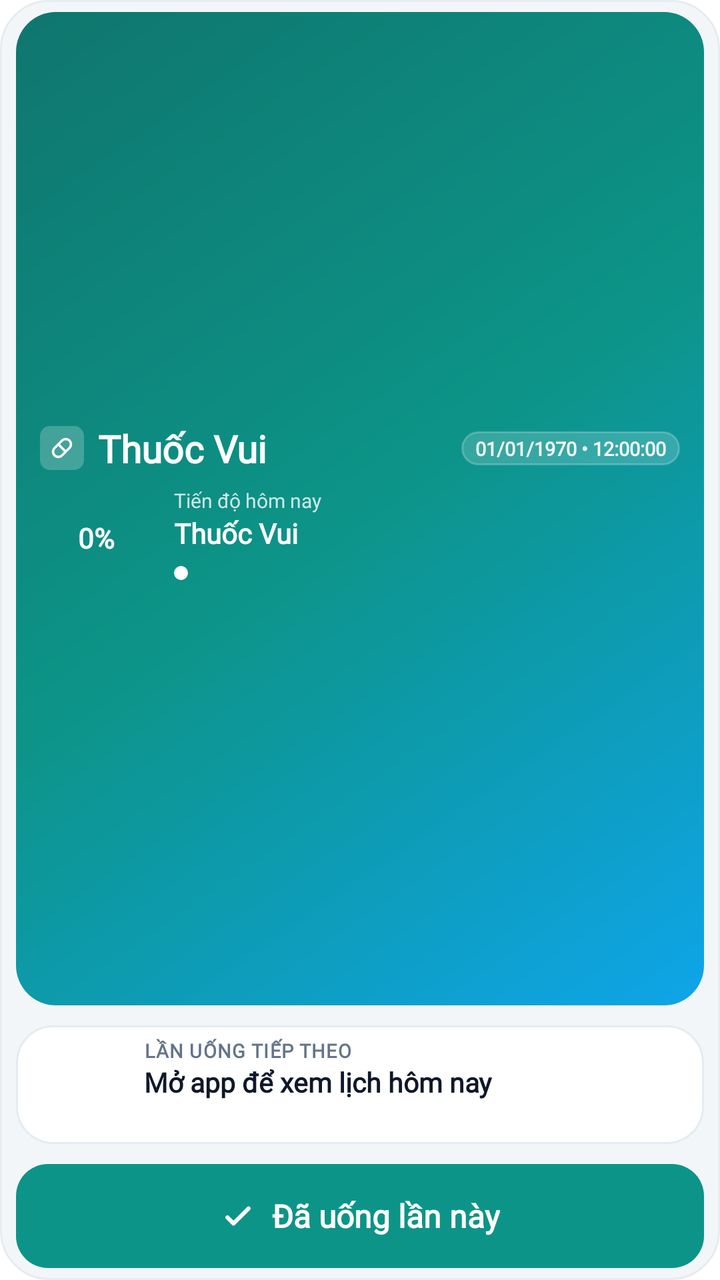
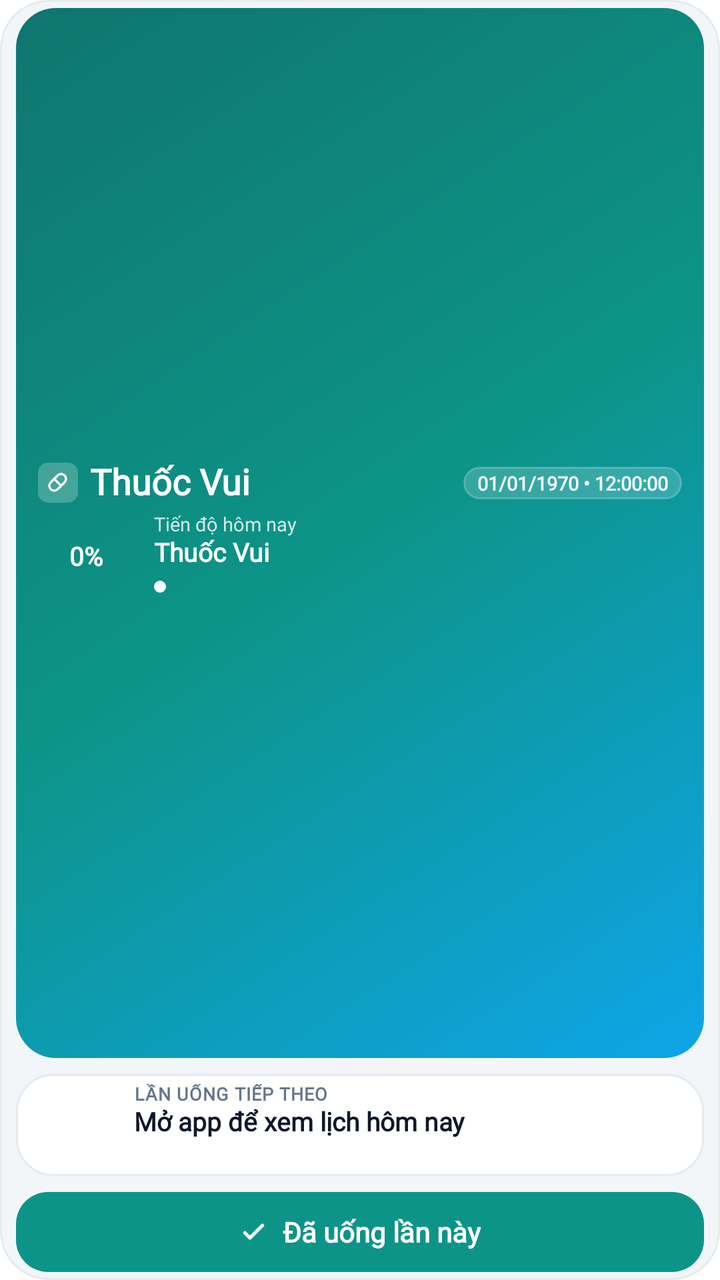

The first picture is an Android layout as it rendered before a commit; the second is the same layout after the commit. The layout source and the unified diff follow.
<!-- AndroidManifest.xml: fallback theme Theme.MaterialComponents.DayNight.NoActionBar -->
<!-- res/layout/thuoc_vui_widget.xml -->
<?xml version="1.0" encoding="utf-8"?>
<LinearLayout xmlns:android="http://schemas.android.com/apk/res/android"
    android:id="@+id/widget_container"
    android:layout_width="match_parent"
    android:layout_height="match_parent"
    android:layout_margin="0dp"
    android:orientation="vertical"
    android:background="@drawable/widget_background"
    android:paddingHorizontal="8dp"
    android:paddingVertical="6dp">

    
    <FrameLayout
        android:id="@+id/widget_hero_card"
        android:layout_width="match_parent"
        android:layout_height="0dp"
        android:layout_weight="1"
        android:layout_marginBottom="10dp">

        <ImageView
            android:id="@+id/widget_hero_bg"
            android:layout_width="match_parent"
            android:layout_height="match_parent"
            android:importantForAccessibility="no"
            android:scaleType="fitXY"
            android:src="@drawable/widget_hero_mask" />

        <LinearLayout
            android:layout_width="match_parent"
            android:layout_height="match_parent"
            android:orientation="vertical"
            android:gravity="center_vertical"
            android:paddingHorizontal="12dp"
            android:paddingVertical="7dp">

            
            <LinearLayout
                android:layout_width="match_parent"
                android:layout_height="wrap_content"
                android:layout_marginBottom="4dp"
                android:orientation="horizontal"
                android:gravity="center_vertical">

                <FrameLayout
                    android:layout_width="22dp"
                    android:layout_height="22dp"
                    android:background="@drawable/widget_hero_logo_bg">

                    <ImageView
                        android:id="@+id/widget_pill"
                        android:layout_width="14dp"
                        android:layout_height="14dp"
                        android:layout_gravity="center"
                        android:importantForAccessibility="no"
                        android:src="@drawable/widget_ic_capsule" />
                </FrameLayout>

                <TextView
                    android:id="@+id/widget_title"
                    android:fontFamily="@font/be_vietnam_pro"
                    android:layout_width="0dp"
                    android:layout_weight="1"
                    android:layout_height="wrap_content"
                    android:layout_marginStart="7dp"
                    android:layout_marginEnd="6dp"
                    android:maxLines="1"
                    android:ellipsize="end"
                    android:text="Thuốc Vui"
                    android:textSize="19sp"
                    android:textStyle="bold"
                    android:textColor="#FFFFFF" />

                <TextClock
                    android:id="@+id/widget_datetime"
                    android:fontFamily="@font/be_vietnam_pro"
                    android:layout_width="wrap_content"
                    android:layout_height="wrap_content"
                    android:background="@drawable/widget_hero_clock_bg"
                    android:paddingHorizontal="7dp"
                    android:paddingVertical="2dp"
                    android:singleLine="true"
                    android:textSize="9.5sp"
                    android:textStyle="bold"
                    android:textColor="#F5FFFFFF"
                    android:format24Hour="dd/MM/yyyy • HH:mm:ss"
                    android:format12Hour="dd/MM/yyyy • hh:mm:ss" />
            </LinearLayout>

            
            <LinearLayout
                android:layout_width="match_parent"
                android:layout_height="wrap_content"
                android:orientation="horizontal"
                android:gravity="center_vertical">

                <FrameLayout
                    android:layout_width="56dp"
                    android:layout_height="56dp">

                    <ImageView
                        android:id="@+id/widget_progress_ring"
                        android:layout_width="match_parent"
                        android:layout_height="match_parent"
                        android:importantForAccessibility="no"
                        android:scaleType="fitCenter" />

                    <TextView
                        android:id="@+id/widget_ring_pct"
                        android:fontFamily="@font/be_vietnam_pro"
                        android:layout_width="match_parent"
                        android:layout_height="match_parent"
                        android:gravity="center"
                        android:maxLines="1"
                        android:text="0%"
                        android:textSize="14sp"
                        android:textStyle="bold"
                        android:textColor="#FFFFFF" />
                </FrameLayout>

                <LinearLayout
                    android:layout_width="0dp"
                    android:layout_weight="1"
                    android:layout_height="wrap_content"
                    android:layout_marginStart="11dp"
                    android:orientation="vertical">

                    <TextView
                        android:id="@+id/widget_hero_kicker"
                        android:fontFamily="@font/be_vietnam_pro"
                        android:layout_width="match_parent"
                        android:layout_height="wrap_content"
                        android:maxLines="1"
                        android:text="Tiến độ hôm nay"
                        android:textSize="10sp"
                        android:textColor="#CCFFFFFF" />

                    <TextView
                        android:id="@+id/widget_progress"
                        android:fontFamily="@font/be_vietnam_pro"
                        android:layout_width="match_parent"
                        android:layout_height="wrap_content"
                        android:maxLines="1"
                        android:ellipsize="end"
                        android:text="Thuốc Vui"
                        android:textSize="14sp"
                        android:textStyle="bold"
                        android:textColor="#FFFFFF" />

                    <LinearLayout
                        android:layout_width="match_parent"
                        android:layout_height="wrap_content"
                        android:layout_marginTop="2dp"
                        android:orientation="horizontal"
                        android:gravity="top">

                        <ImageView
                            android:id="@+id/widget_status_dot"
                            android:layout_width="7dp"
                            android:layout_height="7dp"
                            android:layout_marginTop="5dp"
                            android:layout_marginEnd="6dp"
                            android:importantForAccessibility="no"
                            android:src="@drawable/widget_status_dot" />

                        <TextView
                            android:id="@+id/widget_pip"
                            android:fontFamily="@font/be_vietnam_pro"
                            android:layout_width="0dp"
                            android:layout_weight="1"
                            android:layout_height="wrap_content"
                            android:maxLines="3"
                            android:ellipsize="end"
                            android:lineSpacingExtra="1dp"
                            android:textSize="12sp"
                            android:textColor="#F0FFFFFF" />
                    </LinearLayout>
                </LinearLayout>
            </LinearLayout>
        </LinearLayout>
    </FrameLayout>

    
    <LinearLayout
        android:id="@+id/widget_next_card"
        android:layout_width="match_parent"
        android:layout_height="wrap_content"
        android:layout_marginBottom="10dp"
        android:orientation="horizontal"
        android:gravity="center_vertical"
        android:background="@drawable/next_card_light"
        android:paddingHorizontal="10dp"
        android:paddingVertical="6dp">

        
        <FrameLayout
            android:id="@+id/widget_shape_box"
            android:layout_width="44dp"
            android:layout_height="44dp"
            android:layout_marginEnd="10dp">

            <ImageView
                android:id="@+id/widget_shape_box_bg"
                android:layout_width="match_parent"
                android:layout_height="match_parent"
                android:importantForAccessibility="no"
                android:scaleType="fitXY"
                android:src="@drawable/widget_shape_box_bg" />

            <ImageView
                android:id="@+id/widget_shape_icon"
                android:layout_width="24dp"
                android:layout_height="24dp"
                android:layout_gravity="center"
                android:importantForAccessibility="no"
                android:src="@drawable/widget_ic_capsule" />
        </FrameLayout>

        <LinearLayout
            android:layout_width="0dp"
            android:layout_weight="1"
            android:layout_height="wrap_content"
            android:orientation="vertical">

            <TextView
                android:id="@+id/widget_next_tag"
                android:fontFamily="@font/be_vietnam_pro"
                android:layout_width="wrap_content"
                android:layout_height="wrap_content"
                android:maxLines="1"
                android:text="LẦN UỐNG TIẾP THEO"
                android:textSize="9.5sp"
                android:textStyle="bold"
                android:letterSpacing="0.04"
                android:textColor="#64748B" />

            <TextView
                android:id="@+id/widget_next"
                android:fontFamily="@font/be_vietnam_pro"
                android:layout_width="match_parent"
                android:layout_height="wrap_content"
                android:maxLines="1"
                android:ellipsize="end"
                android:text="Mở app để xem lịch hôm nay"
                android:textSize="13.5sp"
                android:textStyle="bold"
                android:textColor="#0F172A" />

            <TextView
                android:id="@+id/widget_next_time"
                android:fontFamily="@font/be_vietnam_pro"
                android:layout_width="match_parent"
                android:layout_height="wrap_content"
                android:maxLines="1"
                android:ellipsize="end"
                android:textSize="11.5sp"
                android:textColor="#64748B" />
        </LinearLayout>
    </LinearLayout>

    
    <FrameLayout
        android:id="@+id/widget_checkin_row"
        android:layout_width="match_parent"
        android:layout_height="52dp">

        <ImageView
            android:id="@+id/widget_checkin_background"
            android:layout_width="match_parent"
            android:layout_height="match_parent"
            android:importantForAccessibility="no"
            android:scaleType="fitXY"
            android:src="@drawable/widget_action_pill" />

        <ImageView
            android:id="@+id/widget_checkin_border"
            android:layout_width="match_parent"
            android:layout_height="match_parent"
            android:importantForAccessibility="no"
            android:scaleType="fitXY"
            android:src="@drawable/widget_action_bento_border"
            android:visibility="gone" />

        <LinearLayout
            android:id="@+id/widget_checkin"
            android:layout_width="match_parent"
            android:layout_height="match_parent"
            android:orientation="horizontal"
            android:gravity="center"
            android:background="?android:attr/selectableItemBackground"
            android:paddingHorizontal="14dp">

            <ImageView
                android:id="@+id/widget_checkin_icon"
                android:layout_width="18dp"
                android:layout_height="18dp"
                android:importantForAccessibility="no"
                android:src="@drawable/widget_ic_check" />

            <TextView
                android:id="@+id/widget_checkin_label"
                android:fontFamily="@font/be_vietnam_pro"
                android:layout_width="wrap_content"
                android:layout_height="wrap_content"
                android:layout_marginStart="8dp"
                android:maxLines="1"
                android:text="Đã uống lần này"
                android:textSize="16sp"
                android:textStyle="bold"
                android:textColor="#FFFFFF" />
        </LinearLayout>
    </FrameLayout>

    
    <LinearLayout
        android:id="@+id/widget_done_card"
        android:layout_width="match_parent"
        android:layout_height="wrap_content"
        android:orientation="vertical"
        android:background="@drawable/done_card_light"
        android:paddingHorizontal="11dp"
        android:paddingVertical="9dp"
        android:visibility="gone">

        <LinearLayout
            android:layout_width="match_parent"
            android:layout_height="wrap_content"
            android:layout_marginBottom="6dp"
            android:orientation="horizontal"
            android:gravity="center_vertical">

            <ImageView
                android:layout_width="22dp"
                android:layout_height="22dp"
                android:importantForAccessibility="no"
                android:src="@drawable/widget_ic_done_circle" />

            <TextView
                android:id="@+id/widget_done"
                android:fontFamily="@font/be_vietnam_pro"
                android:layout_width="0dp"
                android:layout_weight="1"
                android:layout_height="wrap_content"
                android:layout_marginStart="7dp"
                android:maxLines="1"
                android:ellipsize="end"
                android:text="🎉 Đã xong hôm nay!"
                android:textSize="13.5sp"
                android:textStyle="bold"
                android:textColor="#0F172A" />
        </LinearLayout>

        
        <LinearLayout
            android:id="@+id/widget_done_item_1"
            android:layout_width="match_parent"
            android:layout_height="wrap_content"
            android:orientation="vertical"
            android:background="@drawable/done_item_light"
            android:paddingHorizontal="9dp"
            android:paddingVertical="6dp"
            android:visibility="gone">

            <TextView
                android:id="@+id/widget_done_1_line1"
                android:fontFamily="@font/be_vietnam_pro"
                android:layout_width="match_parent"
                android:layout_height="wrap_content"
                android:maxLines="1"
                android:ellipsize="end"
                android:textSize="11.5sp"
                android:textStyle="bold"
                android:textColor="#0F172A" />

            <TextView
                android:id="@+id/widget_done_1_line2"
                android:fontFamily="@font/be_vietnam_pro"
                android:layout_width="match_parent"
                android:layout_height="wrap_content"
                android:layout_marginTop="2dp"
                android:maxLines="1"
                android:ellipsize="end"
                android:textSize="11sp"
                android:textColor="#64748B" />
        </LinearLayout>

        
        <LinearLayout
            android:id="@+id/widget_done_item_2"
            android:layout_width="match_parent"
            android:layout_height="wrap_content"
            android:layout_marginTop="6dp"
            android:orientation="vertical"
            android:background="@drawable/done_item_light"
            android:paddingHorizontal="9dp"
            android:paddingVertical="6dp"
            android:visibility="gone">

            <TextView
                android:id="@+id/widget_done_2_line1"
                android:fontFamily="@font/be_vietnam_pro"
                android:layout_width="match_parent"
                android:layout_height="wrap_content"
                android:maxLines="1"
                android:ellipsize="end"
                android:textSize="11.5sp"
                android:textStyle="bold"
                android:textColor="#0F172A" />

            <TextView
                android:id="@+id/widget_done_2_line2"
                android:fontFamily="@font/be_vietnam_pro"
                android:layout_width="match_parent"
                android:layout_height="wrap_content"
                android:layout_marginTop="2dp"
                android:maxLines="1"
                android:ellipsize="end"
                android:textSize="11sp"
                android:textColor="#64748B" />
        </LinearLayout>

        
        <LinearLayout
            android:id="@+id/widget_done_item_3"
            android:layout_width="match_parent"
            android:layout_height="wrap_content"
            android:layout_marginTop="6dp"
            android:orientation="vertical"
            android:background="@drawable/done_item_light"
            android:paddingHorizontal="9dp"
            android:paddingVertical="6dp"
            android:visibility="gone">

            <TextView
                android:id="@+id/widget_done_3_line1"
                android:fontFamily="@font/be_vietnam_pro"
                android:layout_width="match_parent"
                android:layout_height="wrap_content"
                android:maxLines="1"
                android:ellipsize="end"
                android:textSize="11.5sp"
                android:textStyle="bold"
                android:textColor="#0F172A" />

            <TextView
                android:id="@+id/widget_done_3_line2"
                android:fontFamily="@font/be_vietnam_pro"
                android:layout_width="match_parent"
                android:layout_height="wrap_content"
                android:layout_marginTop="2dp"
                android:maxLines="1"
                android:ellipsize="end"
                android:textSize="11sp"
                android:textColor="#64748B" />
        </LinearLayout>

        <TextView
            android:id="@+id/widget_done_more"
            android:fontFamily="@font/be_vietnam_pro"
            android:layout_width="match_parent"
            android:layout_height="wrap_content"
            android:layout_marginTop="4dp"
            android:maxLines="1"
            android:ellipsize="end"
            android:textSize="10.5sp"
            android:textColor="#64748B"
            android:visibility="gone" />
    </LinearLayout>
</LinearLayout>
<!-- resources referenced by this layout -->
<resources>
  <!-- drawable done_card_light (drawable) -->
  <?xml version="1.0" encoding="utf-8"?>
  <shape xmlns:android="http://schemas.android.com/apk/res/android" android:shape="rectangle">
      <solid android:color="#FFFFFFFF" />
      <stroke android:width="1dp" android:color="#6110B981" />
      <corners android:radius="18dp" />
  </shape>
  <!-- drawable done_item_light (drawable) -->
  <?xml version="1.0" encoding="utf-8"?>
  <shape xmlns:android="http://schemas.android.com/apk/res/android" android:shape="rectangle">
      <solid android:color="#FFEEF2F5" />
      <corners android:radius="12dp" />
  </shape>
  <!-- drawable next_card_light (drawable) -->
  <?xml version="1.0" encoding="utf-8"?>
  <shape xmlns:android="http://schemas.android.com/apk/res/android" android:shape="rectangle">
      <solid android:color="#FFFFFFFF" />
      <stroke android:width="1dp" android:color="#FFE5EBF0" />
      <corners android:radius="18dp" />
  </shape>
  <!-- drawable widget_action_bento_border (drawable) -->
  <?xml version="1.0" encoding="utf-8"?>
  <shape xmlns:android="http://schemas.android.com/apk/res/android" android:shape="rectangle">
      <solid android:color="#00000000" />
      <stroke android:width="1dp" android:color="#FFCBD5E1" />
      <corners android:radius="16dp" />
  </shape>
  <!-- drawable widget_action_pill (drawable) -->
  <?xml version="1.0" encoding="utf-8"?>
  <shape xmlns:android="http://schemas.android.com/apk/res/android" android:shape="rectangle">
      <solid android:color="#FF0D9488" />
      <corners android:radius="16dp" />
  </shape>
  <!-- drawable widget_background (drawable) -->
  <?xml version="1.0" encoding="utf-8"?>
  <shape xmlns:android="http://schemas.android.com/apk/res/android" android:shape="rectangle">
      <solid android:color="#FFF3F6F8" />
      <stroke android:width="1dp" android:color="#F2E5EBF0" />
      <corners android:radius="24dp" />
  </shape>
  <!-- drawable widget_hero_clock_bg (drawable) -->
  <?xml version="1.0" encoding="utf-8"?>
  <shape xmlns:android="http://schemas.android.com/apk/res/android" android:shape="rectangle">
      <solid android:color="#2BFFFFFF" />
      <stroke android:width="1dp" android:color="#38FFFFFF" />
      <corners android:radius="999dp" />
  </shape>
  <!-- drawable widget_hero_logo_bg (drawable) -->
  <?xml version="1.0" encoding="utf-8"?>
  <shape xmlns:android="http://schemas.android.com/apk/res/android" android:shape="rectangle">
      <solid android:color="#38FFFFFF" />
      <corners android:radius="5dp" />
  </shape>
  <!-- drawable widget_hero_mask (drawable) -->
  <?xml version="1.0" encoding="utf-8"?>
  <shape xmlns:android="http://schemas.android.com/apk/res/android" android:shape="rectangle">
      <gradient
          android:type="linear"
          android:angle="315"
          android:startColor="#FF0F766E"
          android:centerColor="#FF0D9488"
          android:endColor="#FF0EA5E9" />
      <corners android:radius="20dp" />
  </shape>
  <!-- drawable widget_ic_check (drawable) -->
  <?xml version="1.0" encoding="utf-8"?>
  <vector xmlns:android="http://schemas.android.com/apk/res/android"
      android:width="16dp"
      android:height="16dp"
      android:viewportWidth="24"
      android:viewportHeight="24">
      <path
          android:pathData="M5,13 L9,17 L19,7"
          android:strokeColor="#FFFFFFFF"
          android:strokeWidth="2.8"
          android:strokeLineCap="round"
          android:strokeLineJoin="round" />
  </vector>
  <!-- drawable widget_shape_box_bg (drawable) -->
  <?xml version="1.0" encoding="utf-8"?>
  <shape xmlns:android="http://schemas.android.com/apk/res/android" android:shape="rectangle">
      <solid android:color="#FFFFFFFF" />
      <corners android:radius="14dp" />
  </shape>
  <!-- drawable widget_status_dot (drawable) -->
  <?xml version="1.0" encoding="utf-8"?>
  <shape xmlns:android="http://schemas.android.com/apk/res/android" android:shape="oval">
      <solid android:color="#FFFFFFFF" />
  </shape>
  <!-- unchanged entries left out for length: 2 -->
</resources>

<!-- the commit's change to res/layout/thuoc_vui_widget.xml (unified diff, before → after) -->
@@ -7,7 +7,7 @@
     android:orientation="vertical"
     android:background="@drawable/widget_background"
     android:paddingHorizontal="8dp"
-    android:paddingVertical="6dp">
+    android:paddingVertical="4dp">
 
     
     <FrameLayout
@@ -15,7 +15,7 @@
         android:layout_width="match_parent"
         android:layout_height="0dp"
         android:layout_weight="1"
-        android:layout_marginBottom="10dp">
+        android:layout_marginBottom="8dp">
 
         <ImageView
             android:id="@+id/widget_hero_bg"
@@ -30,26 +30,26 @@
             android:layout_height="match_parent"
             android:orientation="vertical"
             android:gravity="center_vertical"
-            android:paddingHorizontal="12dp"
-            android:paddingVertical="7dp">
+            android:paddingHorizontal="11dp"
+            android:paddingVertical="6dp">
 
             
             <LinearLayout
                 android:layout_width="match_parent"
                 android:layout_height="wrap_content"
-                android:layout_marginBottom="4dp"
+                android:layout_marginBottom="2dp"
                 android:orientation="horizontal"
                 android:gravity="center_vertical">
 
                 <FrameLayout
-                    android:layout_width="22dp"
-                    android:layout_height="22dp"
+                    android:layout_width="20dp"
+                    android:layout_height="20dp"
                     android:background="@drawable/widget_hero_logo_bg">
 
                     <ImageView
                         android:id="@+id/widget_pill"
-                        android:layout_width="14dp"
-                        android:layout_height="14dp"
+                        android:layout_width="13dp"
+                        android:layout_height="13dp"
                         android:layout_gravity="center"
                         android:importantForAccessibility="no"
                         android:src="@drawable/widget_ic_capsule" />
@@ -61,12 +61,13 @@
                     android:layout_width="0dp"
                     android:layout_weight="1"
                     android:layout_height="wrap_content"
-                    android:layout_marginStart="7dp"
+                    android:layout_marginStart="6dp"
                     android:layout_marginEnd="6dp"
+                    android:includeFontPadding="false"
                     android:maxLines="1"
                     android:ellipsize="end"
                     android:text="Thuốc Vui"
-                    android:textSize="19sp"
+                    android:textSize="18sp"
                     android:textStyle="bold"
                     android:textColor="#FFFFFF" />
 
@@ -77,7 +78,7 @@
                     android:layout_height="wrap_content"
                     android:background="@drawable/widget_hero_clock_bg"
                     android:paddingHorizontal="7dp"
-                    android:paddingVertical="2dp"
+                    android:paddingVertical="1.5dp"
                     android:singleLine="true"
                     android:textSize="9.5sp"
                     android:textStyle="bold"
@@ -94,8 +95,8 @@
                 android:gravity="center_vertical">
 
                 <FrameLayout
-                    android:layout_width="56dp"
-                    android:layout_height="56dp">
+                    android:layout_width="48dp"
+                    android:layout_height="48dp">
 
                     <ImageView
                         android:id="@+id/widget_progress_ring"
@@ -112,7 +113,7 @@
                         android:gravity="center"
                         android:maxLines="1"
                         android:text="0%"
-                        android:textSize="14sp"
+                        android:textSize="13sp"
                         android:textStyle="bold"
                         android:textColor="#FFFFFF" />
                 </FrameLayout>
@@ -121,7 +122,7 @@
                     android:layout_width="0dp"
                     android:layout_weight="1"
                     android:layout_height="wrap_content"
-                    android:layout_marginStart="11dp"
+                    android:layout_marginStart="10dp"
                     android:orientation="vertical">
 
                     <TextView
@@ -129,9 +130,10 @@
                         android:fontFamily="@font/be_vietnam_pro"
                         android:layout_width="match_parent"
                         android:layout_height="wrap_content"
+                        android:includeFontPadding="false"
                         android:maxLines="1"
                         android:text="Tiến độ hôm nay"
-                        android:textSize="10sp"
+                        android:textSize="9.5sp"
                         android:textColor="#CCFFFFFF" />
 
                     <TextView
@@ -139,10 +141,12 @@
                         android:fontFamily="@font/be_vietnam_pro"
                         android:layout_width="match_parent"
                         android:layout_height="wrap_content"
+                        android:layout_marginTop="1dp"
+                        android:includeFontPadding="false"
                         android:maxLines="1"
                         android:ellipsize="end"
                         android:text="Thuốc Vui"
-                        android:textSize="14sp"
+                        android:textSize="13sp"
                         android:textStyle="bold"
                         android:textColor="#FFFFFF" />
 
@@ -155,10 +159,10 @@
 
                         <ImageView
                             android:id="@+id/widget_status_dot"
-                            android:layout_width="7dp"
-                            android:layout_height="7dp"
-                            android:layout_marginTop="5dp"
-                            android:layout_marginEnd="6dp"
+                            android:layout_width="6dp"
+                            android:layout_height="6dp"
+                            android:layout_marginTop="4dp"
+                            android:layout_marginEnd="5dp"
                             android:importantForAccessibility="no"
                             android:src="@drawable/widget_status_dot" />
 
@@ -168,10 +172,11 @@
                             android:layout_width="0dp"
                             android:layout_weight="1"
                             android:layout_height="wrap_content"
-                            android:maxLines="3"
+                            android:includeFontPadding="false"
+                            android:maxLines="4"
                             android:ellipsize="end"
-                            android:lineSpacingExtra="1dp"
-                            android:textSize="12sp"
+                            android:lineSpacingExtra="0dp"
+                            android:textSize="11sp"
                             android:textColor="#F0FFFFFF" />
                     </LinearLayout>
                 </LinearLayout>
@@ -184,19 +189,19 @@
         android:id="@+id/widget_next_card"
         android:layout_width="match_parent"
         android:layout_height="wrap_content"
-        android:layout_marginBottom="10dp"
+        android:layout_marginBottom="8dp"
         android:orientation="horizontal"
         android:gravity="center_vertical"
         android:background="@drawable/next_card_light"
         android:paddingHorizontal="10dp"
-        android:paddingVertical="6dp">
+        android:paddingVertical="5dp">
 
         
         <FrameLayout
             android:id="@+id/widget_shape_box"
-            android:layout_width="44dp"
-            android:layout_height="44dp"
-            android:layout_marginEnd="10dp">
+            android:layout_width="40dp"
+            android:layout_height="40dp"
+            android:layout_marginEnd="9dp">
 
             <ImageView
                 android:id="@+id/widget_shape_box_bg"
@@ -208,8 +213,8 @@
 
             <ImageView
                 android:id="@+id/widget_shape_icon"
-                android:layout_width="24dp"
-                android:layout_height="24dp"
+                android:layout_width="22dp"
+                android:layout_height="22dp"
                 android:layout_gravity="center"
                 android:importantForAccessibility="no"
                 android:src="@drawable/widget_ic_capsule" />
@@ -226,9 +231,10 @@
                 android:fontFamily="@font/be_vietnam_pro"
                 android:layout_width="wrap_content"
                 android:layout_height="wrap_content"
+                android:includeFontPadding="false"
                 android:maxLines="1"
                 android:text="LẦN UỐNG TIẾP THEO"
-                android:textSize="9.5sp"
+                android:textSize="9sp"
                 android:textStyle="bold"
                 android:letterSpacing="0.04"
                 android:textColor="#64748B" />
@@ -238,10 +244,12 @@
                 android:fontFamily="@font/be_vietnam_pro"
                 android:layout_width="match_parent"
                 android:layout_height="wrap_content"
+                android:layout_marginTop="1dp"
+                android:includeFontPadding="false"
                 android:maxLines="1"
                 android:ellipsize="end"
                 android:text="Mở app để xem lịch hôm nay"
-                android:textSize="13.5sp"
+                android:textSize="13sp"
                 android:textStyle="bold"
                 android:textColor="#0F172A" />
 
@@ -250,9 +258,11 @@
                 android:fontFamily="@font/be_vietnam_pro"
                 android:layout_width="match_parent"
                 android:layout_height="wrap_content"
-                android:maxLines="1"
-                android:ellipsize="end"
-                android:textSize="11.5sp"
+                android:layout_marginTop="1dp"
+                android:includeFontPadding="false"
+                android:maxLines="1"
+                android:ellipsize="end"
+                android:textSize="11sp"
                 android:textColor="#64748B" />
         </LinearLayout>
     </LinearLayout>
@@ -261,7 +271,7 @@
     <FrameLayout
         android:id="@+id/widget_checkin_row"
         android:layout_width="match_parent"
-        android:layout_height="52dp">
+        android:layout_height="40dp">
 
         <ImageView
             android:id="@+id/widget_checkin_background"
@@ -291,8 +301,8 @@
 
             <ImageView
                 android:id="@+id/widget_checkin_icon"
-                android:layout_width="18dp"
-                android:layout_height="18dp"
+                android:layout_width="15dp"
+                android:layout_height="15dp"
                 android:importantForAccessibility="no"
                 android:src="@drawable/widget_ic_check" />
 
@@ -301,10 +311,10 @@
                 android:fontFamily="@font/be_vietnam_pro"
                 android:layout_width="wrap_content"
                 android:layout_height="wrap_content"
-                android:layout_marginStart="8dp"
+                android:layout_marginStart="7dp"
                 android:maxLines="1"
                 android:text="Đã uống lần này"
-                android:textSize="16sp"
+                android:textSize="14sp"
                 android:textStyle="bold"
                 android:textColor="#FFFFFF" />
         </LinearLayout>
@@ -318,7 +328,7 @@
         android:orientation="vertical"
         android:background="@drawable/done_card_light"
         android:paddingHorizontal="11dp"
-        android:paddingVertical="9dp"
+        android:paddingVertical="8dp"
         android:visibility="gone">
 
         <LinearLayout
@@ -388,7 +398,7 @@
             android:id="@+id/widget_done_item_2"
             android:layout_width="match_parent"
             android:layout_height="wrap_content"
-            android:layout_marginTop="6dp"
+            android:layout_marginTop="5dp"
             android:orientation="vertical"
             android:background="@drawable/done_item_light"
             android:paddingHorizontal="9dp"
@@ -423,7 +433,7 @@
             android:id="@+id/widget_done_item_3"
             android:layout_width="match_parent"
             android:layout_height="wrap_content"
-            android:layout_marginTop="6dp"
+            android:layout_marginTop="5dp"
             android:orientation="vertical"
             android:background="@drawable/done_item_light"
             android:paddingHorizontal="9dp"
